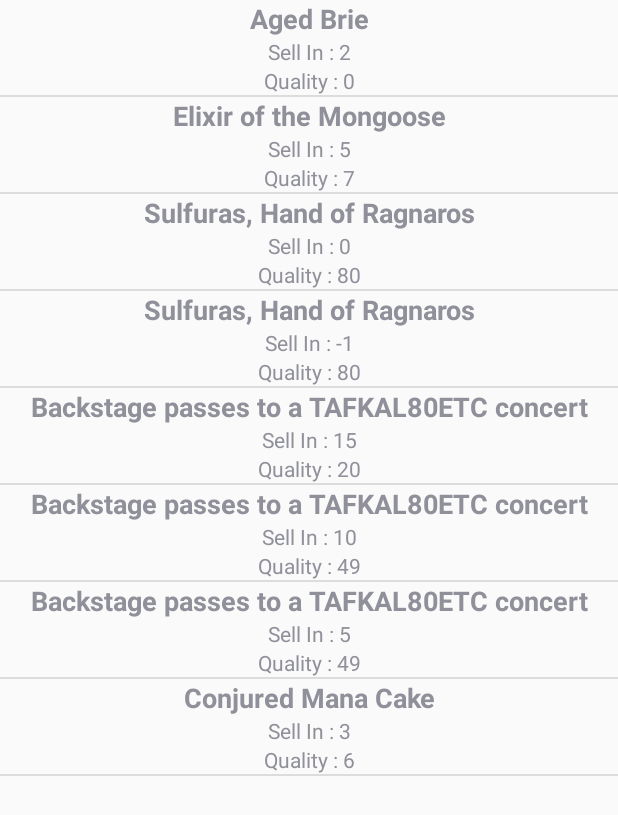
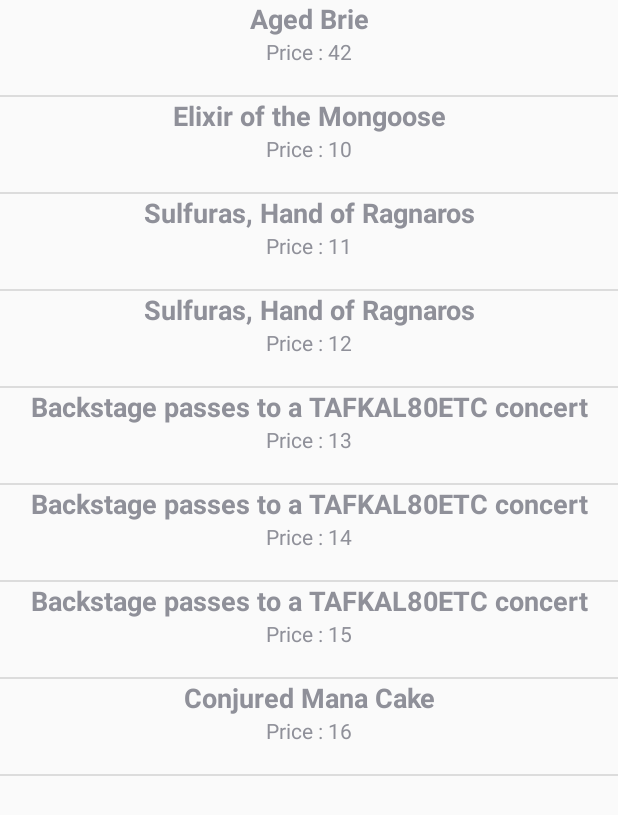
Before and after one commit to Matthieu42/GildedRoseInnAndroid, an Android app: the screen it shows after launch (ShopActivity), after a tap on "SHOP", on a phone screen of 412 x 824 dp. Shown: the top 815 px of the screen. Run offline under Robolectric (Android 15) with nearby library versions, the phone set to English and light mode, and no system bars.

Commit message:
Change adapter

```diff
--- a/app/build.gradle
+++ b/app/build.gradle
@@ -17,6 +17,10 @@ android {
             proguardFiles getDefaultProguardFile('proguard-android.txt'), 'proguard-rules.pro'
         }
     }
+    compileOptions {
+        targetCompatibility 1.7
+        sourceCompatibility 1.7
+    }
 }
 
 dependencies {
--- a/app/src/main/AndroidManifest.xml
+++ b/app/src/main/AndroidManifest.xml
@@ -1,7 +1,8 @@
 <manifest xmlns:android="http://schemas.android.com/apk/res/android"
           package="fr.iut_valence.tinnesm.gildedroseinn">
 
-    <application android:allowBackup="true"
+    <application android:name=".GildedRoseApp"
+                 android:allowBackup="true"
                  android:label="@string/app_name"
                  android:icon="@mipmap/ic_launcher"
                  android:supportsRtl="true"
--- a/app/src/main/java/fr/iut_valence/tinnesm/gildedroseinn/GildedRoseAdapter.java
+++ b/app/src/main/java/fr/iut_valence/tinnesm/gildedroseinn/GildedRoseAdapter.java
@@ -18,11 +18,13 @@ public class GildedRoseAdapter extends BaseAdapter {
     private ArrayList<Item> items;
     private View.OnClickListener onClickListener;
     private Context context;
+    private ListType type;
 
-    public GildedRoseAdapter(Context context, ArrayList<Item> items, View.OnClickListener onClickListener) {
+    public GildedRoseAdapter(Context context, ArrayList<Item> items, View.OnClickListener onClickListener, ListType type) {
         this.context = context;
         this.items = items;
         this.onClickListener = onClickListener;
+        this.type = type;
     }
 
     @Override
@@ -36,6 +38,11 @@ public class GildedRoseAdapter extends BaseAdapter {
         return items.get(i);
     }
 
+    public void removeItem(Item i){
+        items.remove(i);
+        this.notifyDataSetChanged();
+    }
+
     @Override
     public long getItemId(int i) {
         return i;
@@ -47,10 +54,21 @@ public class GildedRoseAdapter extends BaseAdapter {
             view = LayoutInflater.from(context).inflate(R.layout.item_layout,viewGroup, false);
         }
         Item item = (Item) this.getItem(i);
+
+        ((TextView)view.findViewById(R.id.itemName)).setText(item.getName());
         Resources res = context.getResources();
-        ((TextView)view.findViewById(R.id.itemName)).setText(item.getName());
-        ((TextView)view.findViewById(R.id.itemQuality)).setText(res.getString(R.string.quality) + " : " +String.valueOf(item.getQuality()));
-        ((TextView)view.findViewById(R.id.itemSellIn)).setText(res.getString(R.string.sellIn) + " : " +String.valueOf(item.getSellIn()));
+        switch (type){
+
+            case INVENTORY:
+                ((TextView)view.findViewById(R.id.label1)).setText(res.getString(R.string.quality) + " : " +String.valueOf(item.getQuality()));
+                ((TextView)view.findViewById(R.id.label2)).setText(res.getString(R.string.sellIn) + " : " +String.valueOf(item.getSellIn()));
+                break;
+            case SHOP:
+                ((TextView)view.findViewById(R.id.label1)).setText(res.getString(R.string.price) + " : " +String.valueOf(item.getPrice()));
+                break;
+        }
+
+
         view.setOnClickListener(onClickListener);
         view.setTag(item);
         return view;
--- a/app/src/main/java/fr/iut_valence/tinnesm/gildedroseinn/GildedRoseApp.java
+++ b/app/src/main/java/fr/iut_valence/tinnesm/gildedroseinn/GildedRoseApp.java
@@ -8,14 +8,14 @@ import java.util.Arrays;
  * Created by tinnesm on 31/01/18.
  */
 public class GildedRoseApp extends Application {
-    public ArrayList<Item> items = new ArrayList<>(Arrays.asList(new Item("Aged Brie", 2, 0), //
-            new Item("Elixir of the Mongoose", 5, 7), //
-            new Item("Sulfuras, Hand of Ragnaros", 0, 80), //
-            new Item("Sulfuras, Hand of Ragnaros", -1, 80),
-            new Item("Backstage passes to a TAFKAL80ETC concert", 15, 20),
-            new Item("Backstage passes to a TAFKAL80ETC concert", 10, 49),
-            new Item("Backstage passes to a TAFKAL80ETC concert", 5, 49),
-            new Item("Conjured Mana Cake", 3, 6)));
+    public ArrayList<Item> items = new ArrayList<>(Arrays.asList(new Item("Aged Brie", 2, 0, 42), //
+            new Item("Elixir of the Mongoose", 5, 7, 10), //
+            new Item("Sulfuras, Hand of Ragnaros", 0, 80, 11), //
+            new Item("Sulfuras, Hand of Ragnaros", -1, 80, 12),
+            new Item("Backstage passes to a TAFKAL80ETC concert", 15, 20, 13),
+            new Item("Backstage passes to a TAFKAL80ETC concert", 10, 49, 14),
+            new Item("Backstage passes to a TAFKAL80ETC concert", 5, 49, 15),
+            new Item("Conjured Mana Cake", 3, 6, 16)));
 
     public ArrayList<Item> inventory = new ArrayList<>();
 
--- a/app/src/main/java/fr/iut_valence/tinnesm/gildedroseinn/Item.java
+++ b/app/src/main/java/fr/iut_valence/tinnesm/gildedroseinn/Item.java
@@ -8,11 +8,14 @@ public class Item
 
 	private int quality;
 
-	public Item(String name, int sellIn, int quality)
+	private int price;
+
+	public Item(String name, int sellIn, int quality, int price)
 	{
 		this.name = name;
 		this.sellIn = sellIn;
-		this.setQuality(quality);
+		this.price = price;
+		this.quality = quality;
 	}
 
 	public String getName()
@@ -39,4 +42,8 @@ public class Item
 	{
 		this.quality = quality;
 	}
+
+	public int getPrice() {
+		return price;
+	}
 }
--- /dev/null
+++ b/app/src/main/java/fr/iut_valence/tinnesm/gildedroseinn/ListType.java
@@ -0,0 +1,9 @@
+package fr.iut_valence.tinnesm.gildedroseinn;
+
+/**
+ * Created by tinnesm on 07/02/18.
+ */
+public enum ListType {
+    SHOP,
+    INVENTORY
+}
--- a/app/src/main/java/fr/iut_valence/tinnesm/gildedroseinn/ShopActivity.java
+++ b/app/src/main/java/fr/iut_valence/tinnesm/gildedroseinn/ShopActivity.java
@@ -1,6 +1,7 @@
 package fr.iut_valence.tinnesm.gildedroseinn;
 
 import android.app.Activity;
+import android.content.res.Resources;
 import android.os.Bundle;
 import android.view.View;
 import android.widget.ListView;
@@ -17,15 +18,16 @@ public class ShopActivity extends Activity
 	{
 		super.onCreate(savedInstanceState);
 		setContentView(R.layout.shop_layout);
-		items = new GildedRoseApp().getApplication().items;
+		final GildedRoseApp app = (GildedRoseApp) getApplication();
 		itemList = (ListView) findViewById(R.id.itemList);
 		View.OnClickListener onItemClick = new View.OnClickListener() {
 			@Override
 			public void onClick(View view) {
 				Toast.makeText(ShopActivity.this,getString(R.string.added_item_inventory),
 						Toast.LENGTH_LONG).show();
+				app.inventory.add((Item) view.getTag());
 			}
 		};
-		itemList.setAdapter(new GildedRoseAdapter(this.getBaseContext(), items, onItemClick));
+		itemList.setAdapter(new GildedRoseAdapter(this.getBaseContext(), app.items, onItemClick,ListType.SHOP));
 	}
 }
--- a/app/src/main/res/layout/item_layout.xml
+++ b/app/src/main/res/layout/item_layout.xml
@@ -10,8 +10,8 @@
             android:textStyle="normal|bold" android:textAlignment="center"/>
     <TextView
             android:layout_width="match_parent"
-            android:layout_height="wrap_content" android:id="@+id/itemSellIn" android:textAlignment="center"/>
+            android:layout_height="wrap_content" android:id="@+id/label1" android:textAlignment="center"/>
     <TextView
             android:layout_width="match_parent"
-            android:layout_height="wrap_content" android:id="@+id/itemQuality" android:textAlignment="center"/>
+            android:layout_height="wrap_content" android:id="@+id/label2" android:textAlignment="center"/>
 </LinearLayout>
--- a/app/src/main/res/values/strings.xml
+++ b/app/src/main/res/values/strings.xml
@@ -6,4 +6,5 @@
     <string name="quality">Quality</string>
     <string name="sellIn">Sell In</string>
     <string name="added_item_inventory">Item added to inventory</string>
+    <string name="price">Price</string>
 </resources>
```
Also changed, not shown: app/src/main/java/fr/iut_valence/tinnesm/gildedroseinn/GildedRoseModel/AbstractItem.java (added, +126 -0 lines), app/src/main/java/fr/iut_valence/tinnesm/gildedroseinn/GildedRoseModel/AgedBrieItem.java (added, +16 -0 lines), app/src/main/java/fr/iut_valence/tinnesm/gildedroseinn/GildedRoseModel/BackStagePassItem.java (added, +23 -0 lines), app/src/main/java/fr/iut_valence/tinnesm/gildedroseinn/GildedRoseModel/CommonItem.java (added, +16 -0 lines), app/src/main/java/fr/iut_valence/tinnesm/gildedroseinn/GildedRoseModel/GildedRose.java (added, +32 -0 lines), app/src/main/java/fr/iut_valence/tinnesm/gildedroseinn/GildedRoseModel/SulfurasItem.java (added, +13 -0 lines), app/src/main/java/fr/iut_valence/tinnesm/gildedroseinn/InventoryActivity.java (+12 -0 lines), app/src/main/res/layout/inventory_layout.xml (+3 -8 lines).
